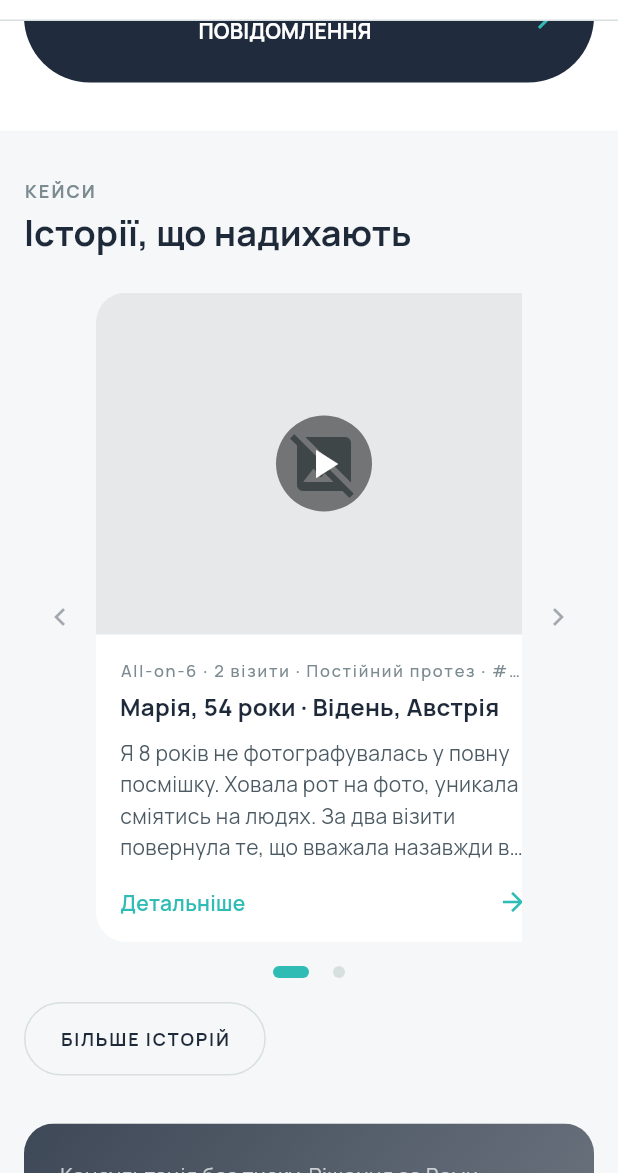
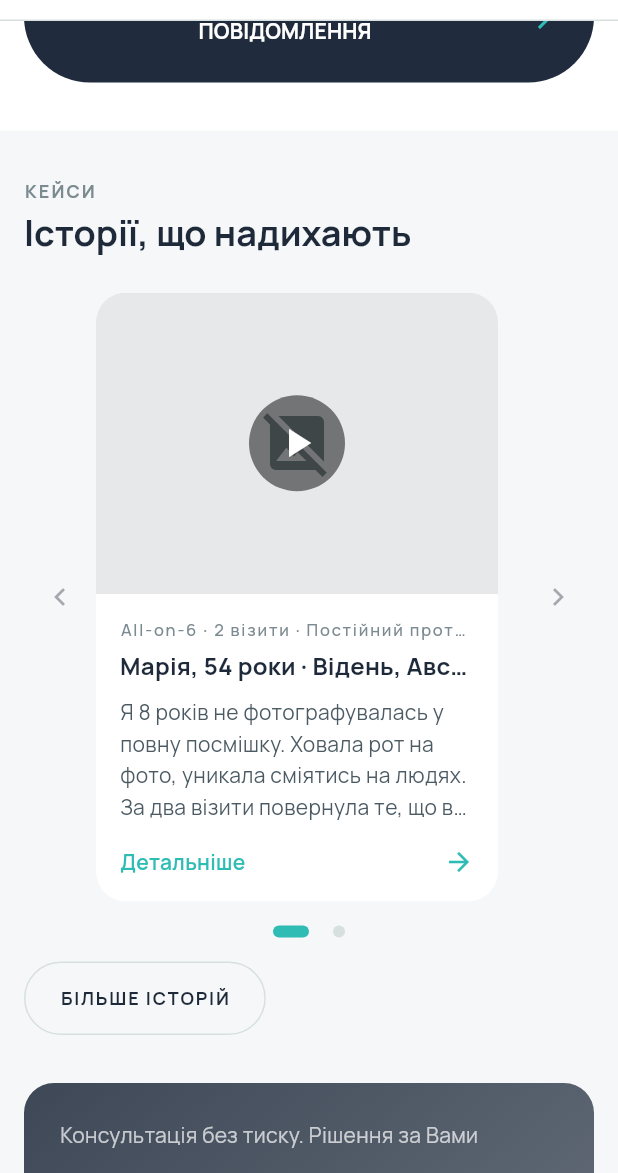
Before and after one commit to exteel/yeremchuk-dental, a Flutter app: the screen it shows after launch, scrolled down 1728 dp, after a tap on "Детальніше", on a phone screen of 412 x 824 dp, the part 63-1236 px from its top. Run offline on Flutter 3.47's test engine with Material 3 defaults, Android fonts, the phone set to English and light mode, and no system bars; our stand-ins replace bloc, go_router; generated files the repository leaves out were written again.

Commit message:
Fix carousel viewport-clip overflow, footer overflow, English form labels
- ArrowCarousel: clamp item width to the actually-visible width between
  the chevrons on narrow viewports, instead of always laying out at the
  nominal itemWidth — fixes cards appearing hard-cut (no ellipsis) on
  mobile because the scroll viewport, not the card's own text overflow,
  was clipping them.
- AppFooter: wrap the logo text in Flexible so a long logo string can't
  push the rating chip off the row.
- DoctorCard: add a compact mobile layout variant, used on team_screen.
- ReviewCard: Google logo badge.
- LeadFormSection: Ukrainian form labels instead of English placeholders.

```diff
--- a/lib/screens/home_screen.dart
+++ b/lib/screens/home_screen.dart
@@ -259,10 +259,13 @@ class _HeroSection extends StatelessWidget {
                       ),
                     ),
                     const SizedBox(width: AppSpacing.sm),
-                    Text(
-                      '· Івано-Франківськ · Чернівці',
-                      style: Theme.of(context).textTheme.bodySmall?.copyWith(
-                        color: AppColors.muted,
+                    Flexible(
+                      child: Text(
+                        '· Івано-Франківськ · Чернівці',
+                        overflow: TextOverflow.ellipsis,
+                        maxLines: 1,
+                        style: Theme.of(context).textTheme.bodySmall
+                            ?.copyWith(color: AppColors.muted),
                       ),
                     ),
                   ],
@@ -779,9 +782,16 @@ class _ConsultationBanner extends StatelessWidget {
   Widget build(BuildContext context) {
     return ClipRRect(
       borderRadius: BorderRadius.circular(AppSpacing.cardRadius),
+      // The banner copy is real client content and can run long on narrow
+      // (mobile) viewports. Rather than pinning the background image to a
+      // fixed aspect ratio and force-fitting the text into whatever height
+      // that leaves (which overflows badly on mobile), the background and
+      // gradient are `Positioned.fill` so they stretch to match the height
+      // the text content actually needs — the un-positioned Padding/Column
+      // below is what drives the Stack's size.
       child: Stack(
         children: [
-          const _PlaceholderImage(),
+          const Positioned.fill(child: _PlaceholderImage()),
           Positioned.fill(
             child: DecoratedBox(
               decoration: BoxDecoration(
@@ -796,13 +806,10 @@ class _ConsultationBanner extends StatelessWidget {
               ),
             ),
           ),
-          Positioned(
-            left: AppSpacing.lg,
-            right: AppSpacing.lg,
-            top: AppSpacing.lg,
-            bottom: AppSpacing.lg,
+          Padding(
+            padding: const EdgeInsets.all(AppSpacing.lg),
             child: Column(
-              mainAxisAlignment: MainAxisAlignment.center,
+              mainAxisSize: MainAxisSize.min,
               crossAxisAlignment: CrossAxisAlignment.start,
               children: [
                 Text(
--- a/lib/screens/team_screen.dart
+++ b/lib/screens/team_screen.dart
@@ -202,7 +202,9 @@ class TeamScreen extends StatelessWidget {
                                 position: doctor.position,
                                 quote: doctor.quote,
                                 ctaLabel: 'Детальніше',
-                                onTap: () => context.go(AppRoutes.dentistProfile),
+                                isCompact: !isDesktop,
+                                onTap: () =>
+                                    context.go(AppRoutes.dentistProfile),
                               ),
                             ),
                         ],
--- a/lib/widgets/app_footer.dart
+++ b/lib/widgets/app_footer.dart
@@ -40,13 +40,20 @@ class AppFooter extends StatelessWidget {
               Row(
                 mainAxisAlignment: MainAxisAlignment.spaceBetween,
                 children: [
-                  Text(
-                    logoText,
-                    style: Theme.of(context).textTheme.headlineSmall?.copyWith(
-                      color: Colors.white,
-                      fontWeight: FontWeight.bold,
+                  Flexible(
+                    child: Text(
+                      logoText,
+                      overflow: TextOverflow.ellipsis,
+                      maxLines: 1,
+                      style: Theme.of(
+                        context,
+                      ).textTheme.headlineSmall?.copyWith(
+                        color: Colors.white,
+                        fontWeight: FontWeight.bold,
+                      ),
                     ),
                   ),
+                  const SizedBox(width: AppSpacing.sm),
                   Container(
                     padding: const EdgeInsets.symmetric(
                       horizontal: AppSpacing.md,
--- a/lib/widgets/arrow_carousel.dart
+++ b/lib/widgets/arrow_carousel.dart
@@ -1,3 +1,5 @@
+import 'dart:math' as math;
+
 import 'package:flutter/material.dart';
 import 'package:yeremchuk_dental/theme/app_colors.dart';
 import 'package:yeremchuk_dental/theme/app_spacing.dart';
@@ -26,9 +28,18 @@ class _ArrowCarouselState<T> extends State<ArrowCarousel<T>> {
   late ScrollController _scrollController;
   int _currentPageIndex = 0;
 
+  // Effective width used for the currently laid-out items. Mirrors
+  // `widget.itemWidth` on screens wide enough to fit it, but is clamped down
+  // to the space actually visible between the two chevrons on narrow
+  // (mobile) viewports. Captured during build via LayoutBuilder so scroll
+  // math (paging, previous/next) stays in sync with what is really on
+  // screen instead of the nominal design width.
+  double _effectiveItemWidth = 0;
+
   @override
   void initState() {
     super.initState();
+    _effectiveItemWidth = widget.itemWidth;
     _scrollController = ScrollController();
     _scrollController.addListener(_onScroll);
   }
@@ -42,7 +53,7 @@ class _ArrowCarouselState<T> extends State<ArrowCarousel<T>> {
   void _onScroll() {
     final pageIndex = (
       _scrollController.offset /
-      (widget.itemWidth + widget.gap)
+      (_effectiveItemWidth + widget.gap)
     ).round().clamp(0, widget.items.length - 1);
     if (_currentPageIndex != pageIndex) {
       setState(() {
@@ -52,7 +63,8 @@ class _ArrowCarouselState<T> extends State<ArrowCarousel<T>> {
   }
 
   void _scrollToPrevious() {
-    final offset = (_scrollController.offset - (widget.itemWidth + widget.gap))
+    final offset =
+        (_scrollController.offset - (_effectiveItemWidth + widget.gap))
             .clamp(0.0, double.infinity);
     _animateToOffset(offset);
   }
@@ -60,7 +72,8 @@ class _ArrowCarouselState<T> extends State<ArrowCarousel<T>> {
   void _scrollToNext() {
     if (!_scrollController.hasClients) return;
     final maxScroll = _scrollController.position.maxScrollExtent;
-    final offset = (_scrollController.offset + (widget.itemWidth + widget.gap))
+    final offset =
+        (_scrollController.offset + (_effectiveItemWidth + widget.gap))
             .clamp(0.0, maxScroll);
     _animateToOffset(offset);
   }
@@ -100,16 +113,35 @@ class _ArrowCarouselState<T> extends State<ArrowCarousel<T>> {
               onPressed: _canScrollPrevious ? _scrollToPrevious : null,
             ),
             Expanded(
-              child: SingleChildScrollView(
+              child: LayoutBuilder(
+                builder: (context, constraints) {
+                  // Clamp the item width to whatever is actually visible
+                  // between the two chevrons. `widget.itemWidth` is a
+                  // desktop-oriented design width; on narrow viewports it
+                  // can be wider than this Expanded region, which used to
+                  // leave the SizedBox (and everything inside it, including
+                  // already-ellipsized text) silently clipped by
+                  // SingleChildScrollView's viewport edge instead of by its
+                  // own overflow handling.
+                  _effectiveItemWidth = math.min(
+                    widget.itemWidth,
+                    constraints.maxWidth,
+                  );
+
+                  return SingleChildScrollView(
                     controller: _scrollController,
                     scrollDirection: Axis.horizontal,
                     child: Row(
                       mainAxisSize: MainAxisSize.min,
                       crossAxisAlignment: CrossAxisAlignment.start,
                       children: [
-                    for (var index = 0; index < widget.items.length; index++)
+                        for (
+                          var index = 0;
+                          index < widget.items.length;
+                          index++
+                        )
                           SizedBox(
-                        width: widget.itemWidth,
+                            width: _effectiveItemWidth,
                             child: Padding(
                               padding: EdgeInsets.only(
                                 right: index < widget.items.length - 1
@@ -124,6 +156,8 @@ class _ArrowCarouselState<T> extends State<ArrowCarousel<T>> {
                           ),
                       ],
                     ),
+                  );
+                },
               ),
             ),
             IconButton(
--- a/lib/widgets/lead_form_section.dart
+++ b/lib/widgets/lead_form_section.dart
@@ -198,7 +198,7 @@ class _LeadFormSectionState extends State<LeadFormSection> {
           TextFormField(
             controller: _nameController,
             decoration: InputDecoration(
-              labelText: 'Name',
+              labelText: "Ім'я",
               labelStyle: const TextStyle(color: Colors.white70),
               filled: true,
               fillColor: AppColors.navySoft,
@@ -227,7 +227,7 @@ class _LeadFormSectionState extends State<LeadFormSection> {
           TextFormField(
             controller: _phoneController,
             decoration: InputDecoration(
-              labelText: 'Phone',
+              labelText: 'Номер телефону',
               labelStyle: const TextStyle(color: Colors.white70),
               filled: true,
               fillColor: AppColors.navySoft,
@@ -256,11 +256,16 @@ class _LeadFormSectionState extends State<LeadFormSection> {
           const SizedBox(height: AppSpacing.md),
           DropdownButtonFormField<String>(
             initialValue: _selectedService,
+            isExpanded: true,
             items: widget.services
                 .map(
                   (service) => DropdownMenuItem(
                     value: service,
-                    child: Text(service),
+                    child: Text(
+                      service,
+                      overflow: TextOverflow.ellipsis,
+                      maxLines: 1,
+                    ),
                   ),
                 )
                 .toList(),
@@ -270,7 +275,7 @@ class _LeadFormSectionState extends State<LeadFormSection> {
               });
             },
             decoration: InputDecoration(
-              labelText: 'Service',
+              labelText: 'Послуга',
               labelStyle: const TextStyle(color: Colors.white70),
               filled: true,
               fillColor: AppColors.navySoft,
@@ -296,7 +301,7 @@ class _LeadFormSectionState extends State<LeadFormSection> {
             readOnly: true,
             onTap: () => _selectDate(context),
             decoration: InputDecoration(
-              labelText: 'Date',
+              labelText: 'Обрати дату',
               labelStyle: const TextStyle(color: Colors.white70),
               filled: true,
               fillColor: AppColors.navySoft,
--- a/lib/widgets/review_card.dart
+++ b/lib/widgets/review_card.dart
@@ -1,6 +1,7 @@
 import 'package:flutter/material.dart';
 import 'package:yeremchuk_dental/theme/app_colors.dart';
 import 'package:yeremchuk_dental/theme/app_spacing.dart';
+import 'package:yeremchuk_dental/widgets/google_logo.dart';
 
 class ReviewCard extends StatelessWidget {
   const ReviewCard({
@@ -88,6 +89,8 @@ class ReviewCard extends StatelessWidget {
                   ],
                 ),
               ),
+              const SizedBox(width: AppSpacing.sm),
+              const GoogleLogo(),
             ],
           ),
           const SizedBox(height: AppSpacing.md),
```
Also changed, not shown: lib/widgets/doctor_card.dart (+62 -22 lines), lib/widgets/google_logo.dart (added, +85 -0 lines), .claude/launch.json, 1 other file. Lines whose indentation alone changed are shown as unchanged.
